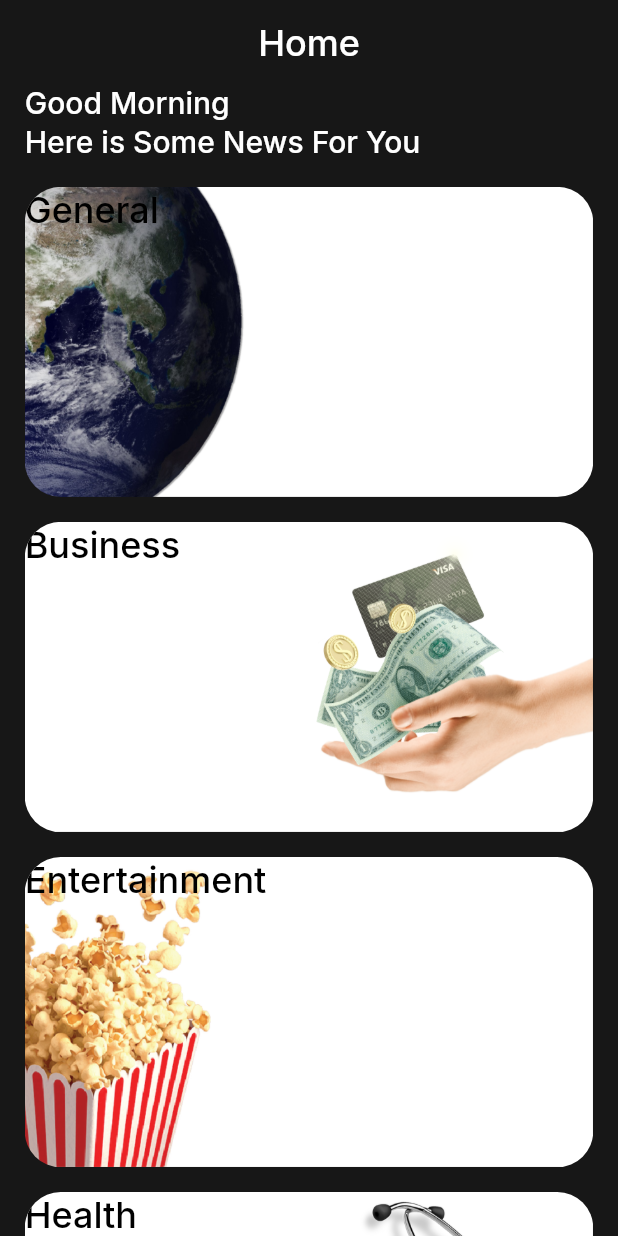
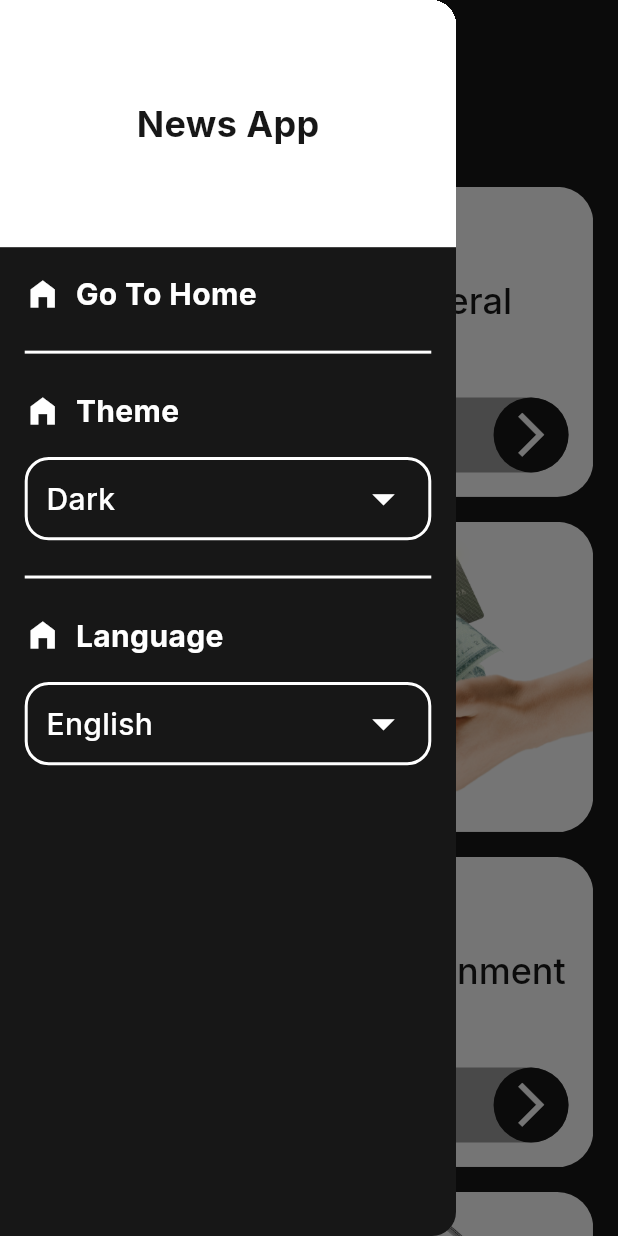
Before and after one commit to mohamed22-code/news_app_c16, a Flutter app: the screen it shows after launch, with the side drawer open (before the commit the screen has no drawer), on a phone screen of 412 x 824 dp. Run offline on Flutter 3.47's test engine with Material 3 defaults, Android fonts, the phone set to English and light mode, and no system bars; our stand-ins replace cached_network_image, google_fonts.

```diff
--- a/lib/design/app_styles.dart
+++ b/lib/design/app_styles.dart
@@ -33,6 +33,11 @@ class AppStyles{
     fontWeight: FontWeight.w500,
     color: AppColors.blackColor,
   );
+  static TextStyle bold24Black = GoogleFonts.inter(
+    fontSize: 24,
+    fontWeight: FontWeight.bold,
+    color: AppColors.blackColor,
+  );
   static TextStyle medium12grey = GoogleFonts.inter(
     fontSize: 12,
     fontWeight: FontWeight.w500,
@@ -43,6 +48,11 @@ class AppStyles{
     fontWeight: FontWeight.bold,
     color: AppColors.whiteColor,
   );
+  static TextStyle bold20White = GoogleFonts.inter(
+    fontSize: 20,
+    fontWeight: FontWeight.bold,
+    color: AppColors.whiteColor,
+  );
   static TextStyle bold16Black = GoogleFonts.inter(
     fontSize: 16,
     fontWeight: FontWeight.bold,
--- a/lib/home/category_fragment/category_fragment.dart
+++ b/lib/home/category_fragment/category_fragment.dart
@@ -25,7 +25,7 @@ class CategoryFragment extends StatelessWidget {
               top: height*0.02
             ),
               itemBuilder: (context, index) {
-                return CategoryItem(category: categoriesList[index]);
+                return CategoryItem(category: categoriesList[index],index: index,);
               },
               separatorBuilder: (context, index) {
                 return SizedBox(height: height*0.02,);
--- a/lib/home/category_fragment/category_item.dart
+++ b/lib/home/category_fragment/category_item.dart
@@ -1,27 +1,63 @@
 import 'package:flutter/material.dart';
+import 'package:news_app_c16/design/app_colors.dart';
 import 'package:news_app_c16/model/category.dart';
 
 class CategoryItem extends StatelessWidget {
   final Category category;
-  const CategoryItem({super.key,required this.category});
+  final int index;
+  const CategoryItem({super.key,required this.category,required this.index});
 
   @override
   Widget build(BuildContext context) {
     var width = MediaQuery.of(context).size.width;
     var height = MediaQuery.of(context).size.height;
+    bool isEven = (index % 2 == 0);
     return Container(
       clipBehavior: Clip.antiAlias,
       decoration: BoxDecoration(
         borderRadius: BorderRadiusGeometry.circular(24)
       ),
       child: Stack(
+        alignment: (isEven)?Alignment.bottomRight:Alignment.bottomLeft,
         children: [
           Image.asset(category.image),
-          Positioned(
-            height: height*0.06,
+          Column(
+            children: [
+              Text(category.title,
+                style: Theme.of(context).textTheme.headlineLarge?.copyWith(color: AppColors.blackColor),),
+              SizedBox(height: height*0.04,),
+              Container(
+                width: width*0.40,
+                margin: EdgeInsets.symmetric(
+                  horizontal: width*0.04,
+                  vertical: height*0.02
+                ),
+                padding: EdgeInsetsDirectional.only(
+                  start: (isEven)? width*0.02:0,
+                  end: (isEven)? 0:width*0.02,
+                ),
+                decoration: BoxDecoration(
+                  borderRadius: BorderRadius.circular(84),
+                  color: AppColors.greyColor,
+                ),
 
-            child: Text(category.title,
-            style: Theme.of(context).textTheme.headlineLarge?.copyWith(color: Colors.black)),
+                child: Row(
+                  mainAxisAlignment: MainAxisAlignment.spaceBetween,
+                  textDirection: (isEven)?TextDirection.ltr:TextDirection.rtl,
+                  children: [
+                    Text('View All',
+                    style: Theme.of(context).textTheme.headlineMedium,),
+                    CircleAvatar(
+                      radius: 25,
+                      backgroundColor: Theme.of(context).primaryColor,
+                      child: Icon((isEven)?Icons.arrow_forward_ios_outlined:
+                        Icons.arrow_back_ios_outlined,size: 35,
+                      color: Theme.of(context).splashColor,),
+                    )
+                  ],
+                ),
+              ),
+            ],
           )
         ],
       ),
--- /dev/null
+++ b/lib/home/drawer/home_drawer.dart
@@ -0,0 +1,37 @@
+import 'package:flutter/material.dart';
+import 'package:news_app_c16/design/app_colors.dart';
+import 'package:news_app_c16/design/app_styles.dart';
+import 'package:news_app_c16/home/drawer/widget/app_config_item.dart';
+import 'package:news_app_c16/home/drawer/widget/dividert_item.dart';
+import 'package:news_app_c16/home/drawer/widget/drawer_item.dart';
+
+class HomeDrawer extends StatelessWidget {
+  const HomeDrawer({super.key});
+
+  @override
+  Widget build(BuildContext context) {
+    var width = MediaQuery.of(context).size.width;
+    var height = MediaQuery.of(context).size.height;
+    return Column(
+      children: [
+        Container(
+          width: double.infinity,
+          height: height*0.2,
+          color: AppColors.whiteColor,
+          alignment: Alignment.center,
+          child: Text('News App',
+          style: AppStyles.bold24Black,),
+        ),
+        DrawerItem(iconName: Icons.home_filled, text: 'Go To Home'),
+        DividertItem(),
+        DrawerItem(iconName: Icons.home_filled, text: 'Theme'),
+        AppConfigItem(name: 'Dark'),
+        SizedBox(height: height*0.02),
+        DividertItem(),
+        DrawerItem(iconName: Icons.home_filled, text: 'Language'),
+        AppConfigItem(name: 'English'),
+        SizedBox(height: height*0.02),
+      ],
+    );
+  }
+}
--- /dev/null
+++ b/lib/home/drawer/widget/app_config_item.dart
@@ -0,0 +1,40 @@
+import 'package:flutter/material.dart';
+import 'package:news_app_c16/design/app_colors.dart';
+import 'package:news_app_c16/design/app_styles.dart';
+
+class AppConfigItem extends StatelessWidget {
+  final String name;
+  const AppConfigItem({super.key,required this.name});
+
+  @override
+  Widget build(BuildContext context) {
+    var width = MediaQuery.of(context).size.width;
+    var height = MediaQuery.of(context).size.height;
+    return Container(
+      margin: EdgeInsets.symmetric(
+        horizontal: width*0.04,
+      ),
+      padding: EdgeInsets.symmetric(
+        horizontal: width*0.03,
+        vertical: height*0.01,
+      ),
+      decoration: BoxDecoration(
+        borderRadius: BorderRadius.circular(16),
+        border: Border.all(
+          color: AppColors.whiteColor,
+          width: 2
+        )
+      ),
+      child: Row(
+        mainAxisAlignment: MainAxisAlignment.spaceBetween,
+        children: [
+          Text(name,style: AppStyles.medium20White,),
+          Icon(Icons.arrow_drop_down_outlined,
+            size: 35,
+            color: AppColors.whiteColor,)
+        ],
+      ),
+
+    );
+  }
+}
--- /dev/null
+++ b/lib/home/drawer/widget/dividert_item.dart
@@ -0,0 +1,17 @@
+import 'package:flutter/material.dart';
+import 'package:news_app_c16/design/app_colors.dart';
+
+class DividertItem extends StatelessWidget {
+  const DividertItem({super.key});
+
+  @override
+  Widget build(BuildContext context) {
+    var width = MediaQuery.of(context).size.width;
+    return Divider(
+      color: AppColors.whiteColor,
+      thickness: 2,
+      indent: width*0.04,
+      endIndent: width*0.04,
+    );
+  }
+}
--- /dev/null
+++ b/lib/home/drawer/widget/drawer_item.dart
@@ -0,0 +1,28 @@
+import 'package:flutter/material.dart';
+import 'package:news_app_c16/design/app_colors.dart';
+import 'package:news_app_c16/design/app_styles.dart';
+
+class DrawerItem extends StatelessWidget {
+  final IconData iconName;
+  final String text;
+  const DrawerItem({super.key,required this.iconName,required this.text});
+
+  @override
+  Widget build(BuildContext context) {
+    var width = MediaQuery.of(context).size.width;
+    var height = MediaQuery.of(context).size.height;
+    return Padding(
+      padding: EdgeInsets.symmetric(
+        horizontal: width*0.04,
+        vertical: height*0.02
+      ),
+      child: Row(
+        children: [
+          Icon(iconName,color: AppColors.whiteColor,),
+          SizedBox(width: 10,),
+          Text(text,style: AppStyles.bold20White,),
+        ],
+      ),
+    );
+  }
+}
--- a/lib/home/home_screen.dart
+++ b/lib/home/home_screen.dart
@@ -1,5 +1,7 @@
 import 'package:flutter/material.dart';
+import 'package:news_app_c16/design/app_colors.dart';
 import 'package:news_app_c16/home/category_details/category_details.dart';
+import 'package:news_app_c16/home/drawer/home_drawer.dart';
 
 import 'category_fragment/category_fragment.dart';
 
@@ -15,8 +17,11 @@ class _HomeScreenState extends State<HomeScreen> {
   Widget build(BuildContext context) {
     return Scaffold(
     appBar: AppBar(
-      title: Text('Home',style: Theme.of(context).textTheme.headlineLarge,),
+      title: Text('Home',
+        style: Theme.of(context).textTheme.headlineLarge,),
     ),
+      drawer: Drawer(child: HomeDrawer(),
+      backgroundColor: AppColors.blackColor,),
       body: CategoryFragment(),
     );
   }
--- a/lib/model/category.dart
+++ b/lib/model/category.dart
@@ -42,15 +42,16 @@ class Category{
         image: isDark ? AppAssets.sportLight : AppAssets.sportsDark,
       ),
       Category(
+        id: 'technology',
+        title: 'Technology',
+        image: isDark ? AppAssets.technologyLight : AppAssets.technologyDark,
+      ),
+      Category(
         id: 'science',
         title: 'Science',
         image: isDark ? AppAssets.scienceLight : AppAssets.scienceDark,
       ),
-      Category(
-        id: 'technology',
-        title: 'Technology',
-        image: isDark ? AppAssets.technologyLight : AppAssets.technologyDark,
-      ),
+
     ];
   }
 
```
